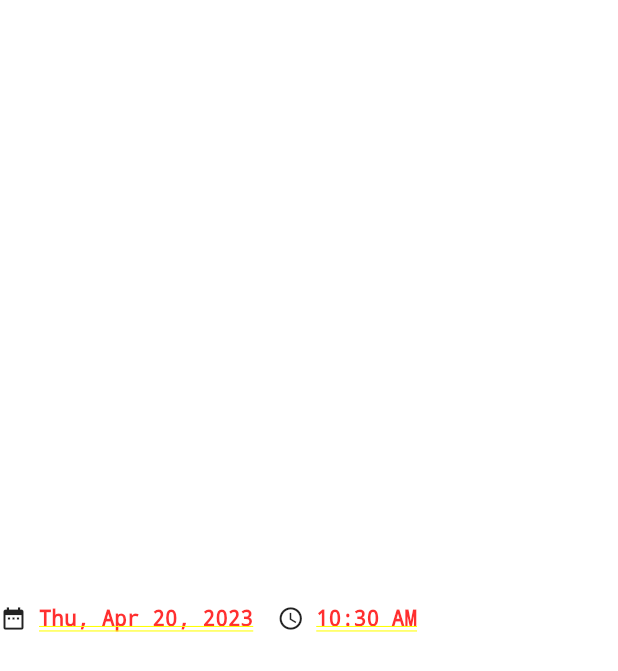
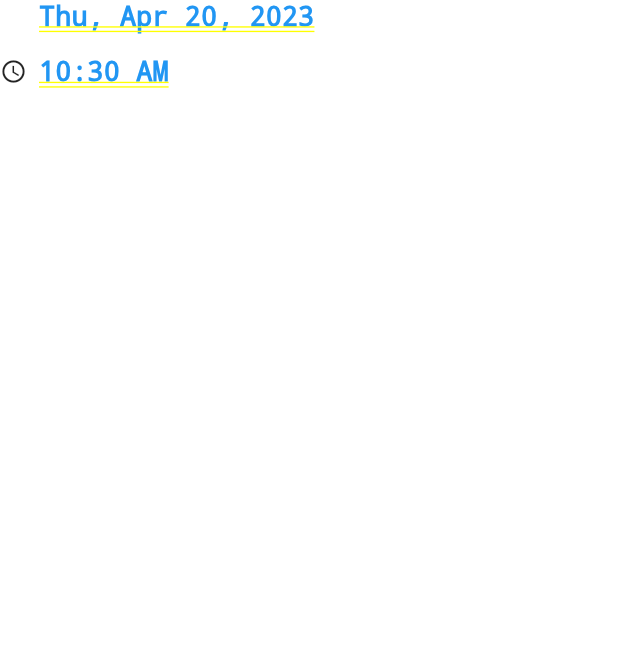
Before and after one commit to iyamujoshua/new_ondemand, a Flutter app: the EditableDateTime screen opened by its route, on a phone screen of 412 x 824 dp. Shown: the top 671 px of the screen. Run offline on Flutter 3.47's test engine with Material 2 defaults, Android fonts, the light colour scheme and no system bars; our stand-ins replace flutter_svg, font_awesome_flutter, intl_phone_field, pinput, smooth_page_indicator; missing offline and left inert: custom_signin_buttons.

Commit message:
fixing booking date and time

```diff
--- a/lib/screens/homepage/dropdown.dart
+++ b/lib/screens/homepage/dropdown.dart
@@ -1,4 +1,5 @@
 import 'package:flutter/material.dart';
+import 'package:ondemand/main.dart';
 import 'package:intl/intl.dart';
 
 class EditableDateTime extends StatefulWidget {
@@ -33,31 +34,50 @@ class _EditableDateTimeState extends State<EditableDateTime> {
 
   @override
   Widget build(BuildContext context) {
-    return Row(
+    return ListView(
+    scrollDirection: Axis.vertical,
     // mainAxisAlignment: MainAxisAlignment.center,
     children: [
-        Icon(Icons.date_range, size: 18),
+      Row(
+        children: [
+          Icon(Icons.date_range, size: 18, color: Colors.white,),
           SizedBox(width: 8),
-        InkWell(
+          GestureDetector(
             onTap: () {
               _selectDate(context);
             },
             child: Text(
               DateFormat('EEE, MMM d, y').format(_selectedDate),
-            style: TextStyle(fontSize: 14),
+              style: TextStyle(
+                fontSize: 18,
+                fontWeight: FontWeight.bold,
+                color: Colors.blue,
+                decoration: TextDecoration.underline,
               ),
             ),
-        SizedBox(width: 16),
+          ),
+        ],
+      ),
+      SizedBox(height: 16),
+      Row(
+        children: [
           Icon(Icons.access_time, size: 18),
           SizedBox(width: 8),
-        InkWell(
+          GestureDetector(
             onTap: () {
               _selectTime(context);
             },
             child: Text(
               _selectedTime.format(context),
-            style: TextStyle(fontSize: 14),
+              style: TextStyle(
+                fontSize: 18,
+                fontWeight: FontWeight.bold,
+                color: Colors.blue,
+                decoration: TextDecoration.underline,
               ),
+            ),
+          ),
+        ],
       ),
     ],
   );
```
Lines whose indentation alone changed are shown as unchanged.
